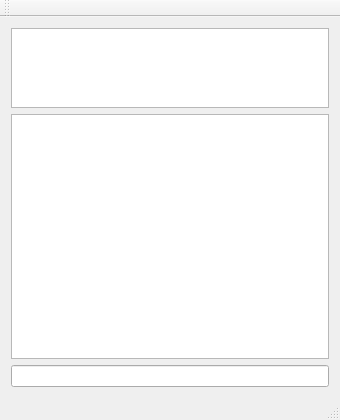
rjtiainen/pc, file programmerscalculator.ui: the form before one commit.
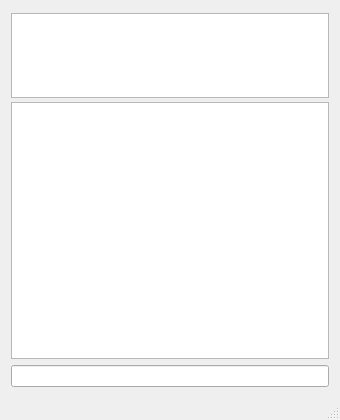
The form after the commit.

Diff of the .ui file:
```diff
--- a/programmerscalculator.ui
+++ b/programmerscalculator.ui
@@ -26,7 +26,7 @@
       <property name="minimumSize">
        <size>
         <width>0</width>
-        <height>80</height>
+        <height>85</height>
        </size>
       </property>
       <property name="maximumSize">
@@ -35,10 +35,21 @@
         <height>80</height>
        </size>
       </property>
+      <property name="font">
+       <font>
+        <family>Liberation Mono</family>
+       </font>
+      </property>
      </widget>
     </item>
     <item>
-     <widget class="QListWidget" name="stackListWidget"/>
+     <widget class="QListWidget" name="stackListWidget">
+      <property name="font">
+       <font>
+        <family>Liberation Mono</family>
+       </font>
+      </property>
+     </widget>
     </item>
     <item>
      <widget class="QLineEdit" name="inputEdit"/>
@@ -55,14 +66,6 @@
     </rect>
    </property>
   </widget>
-  <widget class="QToolBar" name="mainToolBar">
-   <attribute name="toolBarArea">
-    <enum>TopToolBarArea</enum>
-   </attribute>
-   <attribute name="toolBarBreak">
-    <bool>false</bool>
-   </attribute>
-  </widget>
   <widget class="QStatusBar" name="statusBar"/>
  </widget>
  <layoutdefault spacing="6" margin="11"/>
```
